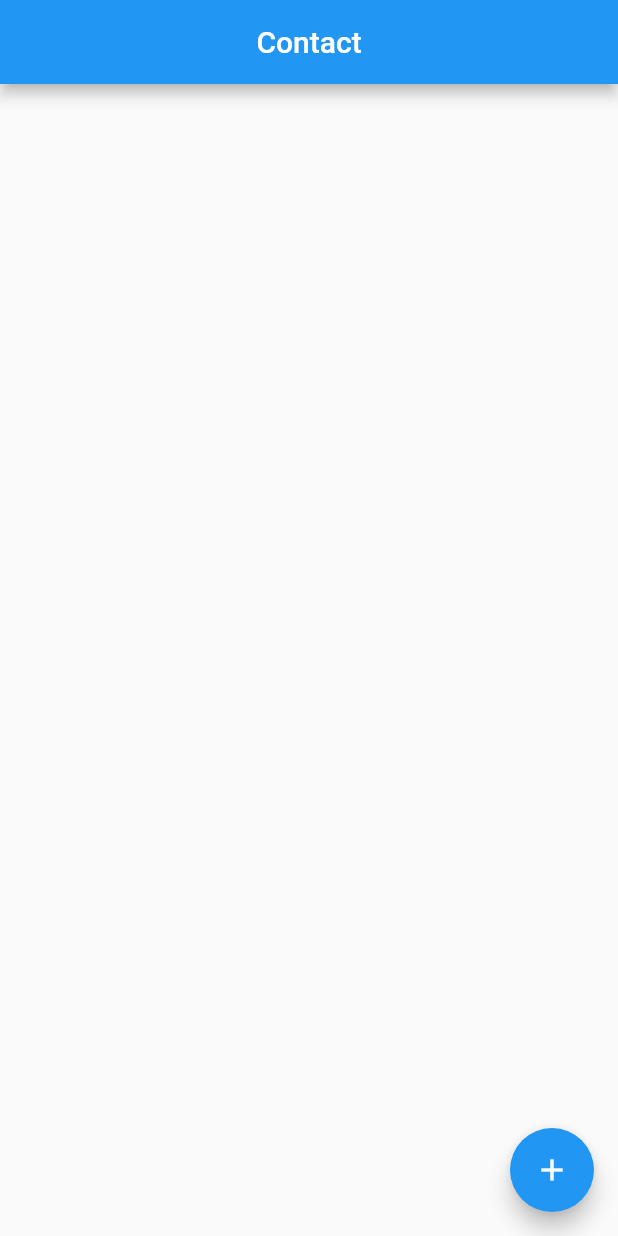
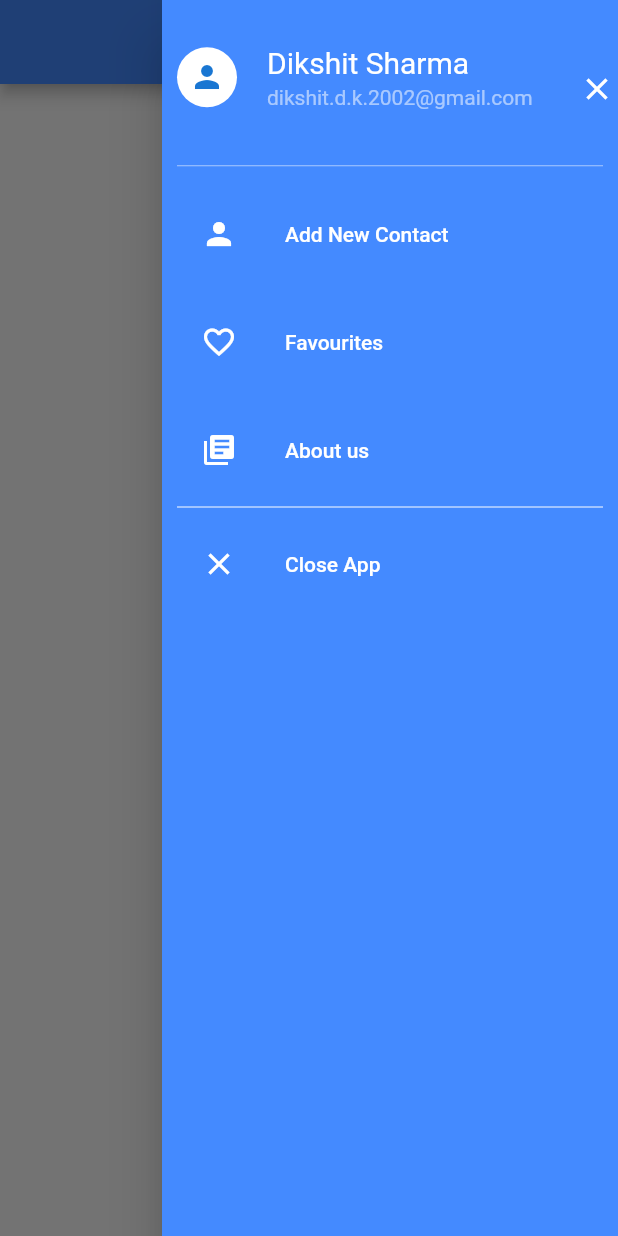
Before and after one commit to dikshit1435/contact_app, a Flutter app: the screen it shows after launch, with the side drawer open (before the commit the screen has no drawer), on a phone screen of 412 x 824 dp. Run offline on Flutter 3.47's test engine with Material 2 defaults, Android fonts, the phone set to English and light mode, and no system bars; our stand-ins replace get, shared_preferences.

Commit message:
Add drawer.dart

```diff
--- a/lib/app/controller/home_controller.dart
+++ b/lib/app/controller/home_controller.dart
@@ -6,6 +6,9 @@ import 'package:get/get.dart';
 import 'package:shared_preferences/shared_preferences.dart';
 
 class HomeController extends GetxController {
+
+
+
 
   late TextEditingController userNameController,
       numberController,
@@ -124,4 +127,5 @@ class HomeController extends GetxController {
     this.index = index;
     Get.toNamed(Routes.addOrEditPage, arguments: true);
   }
+
 }
--- /dev/null
+++ b/lib/app/ui/components/drawer.dart
@@ -0,0 +1,137 @@
+import 'dart:io';
+
+import 'package:dio_practice/app/controller/home_controller.dart';
+import 'package:dio_practice/app/routes/app_pages.dart';
+import 'package:flutter/material.dart';
+import 'package:get/get.dart';
+
+class Sidebar extends GetView<HomeController> {
+  final padding = EdgeInsets.symmetric(horizontal: 10);
+  @override
+  Widget build(BuildContext context) {
+    final name = 'Dikshit Sharma ';
+    final email = 'dikshit.d.k.2002@gmail.com';
+
+    return Drawer(
+      child: Material(
+        color: Colors.blueAccent,
+        child: ListView(
+          children: <Widget>[
+            buildHeader(
+              name: name,
+              email: email,
+            ),
+
+            Container(
+              padding: padding,
+              child: Column(
+                children: [
+                  Divider(color: Colors.white54,height: 15,),
+                  const SizedBox(height: 10),
+                  buildMenuItem(
+                    text: 'Add New Contact',
+                    icon: Icons.person,
+                    onClicked: () => selectedItem(context, 0),
+                  ),
+                  const SizedBox(height: 16),
+                  buildMenuItem(
+                    text: 'Favourites',
+                    icon: Icons.favorite_border,
+                    onClicked: () => selectedItem(context, 1),
+                  ),
+                  const SizedBox(height: 16),
+                  buildMenuItem(
+                    text: 'About us',
+                    icon: Icons.library_books,
+                    onClicked: () => selectedItem(context, 2),
+                  ),
+                  Divider(color: Colors.white,height: 20,),
+                  buildMenuItem(
+                    text: 'Close App',
+                    icon: Icons.clear,
+                    onClicked: () => selectedItem(context, 3),
+                  ),
+                ],
+              ),
+            ),
+          ],
+        ),
+      ),
+    );
+  }
+
+  Widget buildHeader({
+    required String name,
+    required String email,
+  }) =>
+      InkWell(
+        child: Container(
+          padding: padding.add(EdgeInsets.symmetric(vertical: 30)),
+          child: Row(
+            children: [
+              CircleAvatar(
+                backgroundColor: Colors.white,
+                radius: 20,
+                child: Icon(Icons.person),
+              ),
+              SizedBox(width: 20),
+              Column(
+                crossAxisAlignment: CrossAxisAlignment.start,
+                children: [
+                  Text(
+                    name,
+                    style: TextStyle(fontSize: 20, color: Colors.white),
+                  ),
+                  const SizedBox(height: 4),
+                  Text(
+                    email,
+                    style: TextStyle(fontSize: 14, color: Colors.white54),
+                  ),
+                ],
+              ),
+              Spacer(),
+              CircleAvatar(
+                radius: 12,
+                backgroundColor: Colors.blueAccent,
+                child: IconButton(
+                    onPressed:(){Get.back();},
+                    icon: Icon(
+                      Icons.close,
+                      color: Colors.white,
+                    )),
+              ),
+            ],
+          ),
+        ),
+      );
+
+  Widget buildMenuItem({
+    required String text,
+    required IconData icon,
+    VoidCallback? onClicked,
+  }) {
+    final color = Colors.white;
+    final hoverColor = Colors.white70;
+
+    return ListTile(
+      leading: Icon(icon, color: color),
+      title: Text(text, style: TextStyle(color: color)),
+      hoverColor: hoverColor,
+      onTap: onClicked,
+    );
+  }
+
+  void selectedItem(BuildContext context, int index) {
+    Get.back();
+
+    switch (index) {
+      case 0:
+        controller.createcontroller();
+        Get.toNamed(Routes.addOrEditPage, arguments: false);
+        break;
+      case 3:
+        exit(0);
+        break;
+    }
+  }
+}
--- a/lib/app/ui/constant/constants.dart
+++ b/lib/app/ui/constant/constants.dart
@@ -9,3 +9,4 @@ const kTextStyle2 =
     TextStyle(fontSize: 25, fontWeight: FontWeight.bold, color: Colors.black);
 const double kSizeBoxHeight = 16;
 const kContactlogo =TextStyle(fontSize: 20,color: Colors.white);
+const kMyColor = Colors.blueAccent;
--- a/lib/app/ui/pages/list_page.dart
+++ b/lib/app/ui/pages/list_page.dart
@@ -1,6 +1,7 @@
+import 'package:dio_practice/app/controller/home_controller.dart';
 import 'package:dio_practice/app/routes/app_pages.dart';
 import 'package:dio_practice/app/services/validatior/validation.dart';
-import 'package:dio_practice/app/controller/home_controller.dart';
+import 'package:dio_practice/app/ui/components/drawer.dart';
 import 'package:dio_practice/app/ui/constant/constants.dart';
 import 'package:flutter/material.dart';
 import 'package:get/get.dart';
@@ -12,9 +13,12 @@ Validation validation = Validation();
   @override
   Widget build(BuildContext context) {
     return Scaffold(
+
       appBar: AppBar(
-        title: const Center(child: Text('Contact')),
+        backgroundColor: Colors.blueAccent,
+        title: const Center(child: Text('Contact App')),
       ),
+      endDrawer:Sidebar(),
       body: Material(
         child: GetBuilder<HomeController>(builder:(controller) {
           return ListView.builder(
@@ -29,7 +33,7 @@ Validation validation = Validation();
                   title: Text('${controller.contacts[index].userName}'),
                   subtitle:
                       Text('${controller.contacts[index].phoneNo}'),
-                  leading:  CircleAvatar(child: Text('${controller.contacts[index].userName[0]}',style: kContactlogo)),
+                  leading:  CircleAvatar(backgroundColor:Colors.blueAccent,child: Text('${controller.contacts[index].userName[0]}',style: kContactlogo)),
                   trailing: Row(
                     mainAxisSize: MainAxisSize.min,
                     children: [
@@ -57,6 +61,7 @@ Validation validation = Validation();
         }),
       ),
       floatingActionButton: FloatingActionButton(
+        backgroundColor: Colors.blueAccent,
         onPressed: () {
            controller.createcontroller();
            Get.toNamed(Routes.addOrEditPage,arguments:false);
```
Also changed, not shown: lib/app/ui/pages/add_or_edit_contact.dart (+10 -7 lines), lib/app/ui/pages/view_detail.dart (+18 -24 lines), lib/main.dart (+4 -3 lines).
